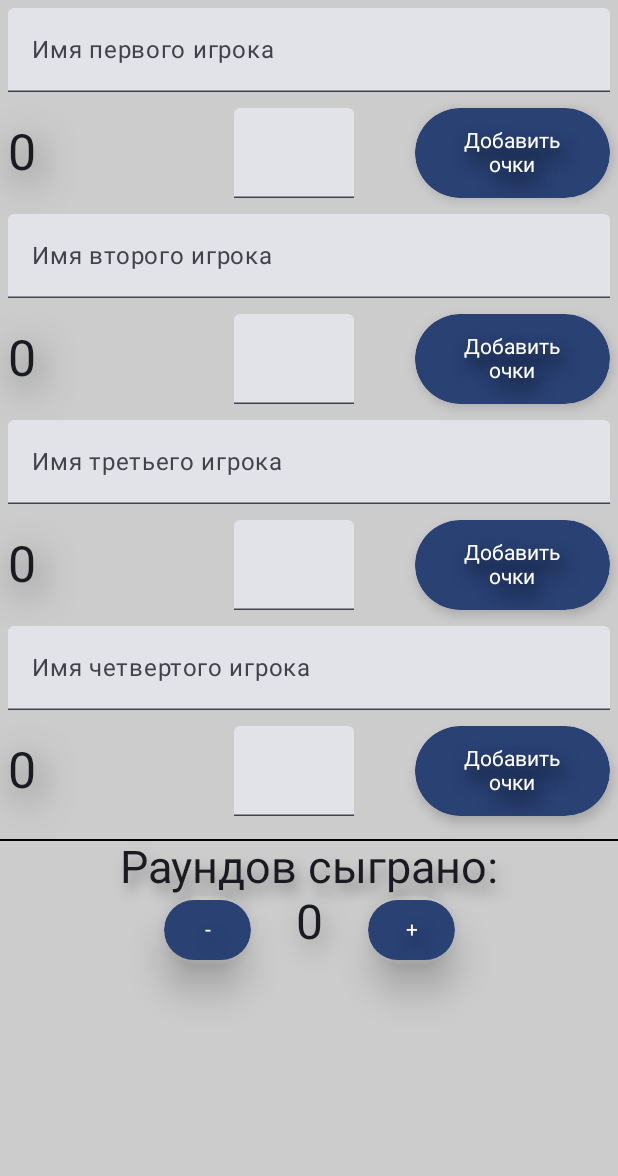
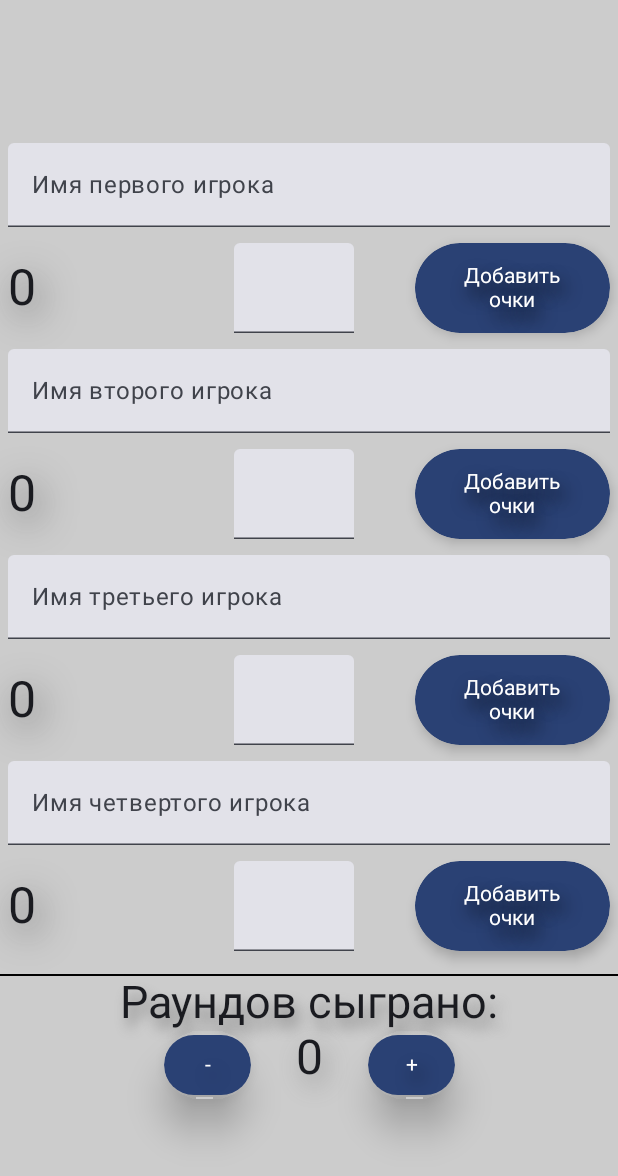
Before and after one commit to Sutemi67/Kotlin.JC_OKEY_app, an Android app built with Jetpack Compose: the screen it shows after launch (MainActivity), on a phone screen of 412 x 824 dp. Shown: the top 1176 px of the screen. Run offline under Robolectric (Android 15) with nearby library versions, the light colour scheme and no system bars.

Commit message:
new classes from main

```diff
--- a/app/src/main/java/com/example/okey/MainActivity.kt
+++ b/app/src/main/java/com/example/okey/MainActivity.kt
@@ -8,6 +8,7 @@ import androidx.compose.foundation.layout.Arrangement
 import androidx.compose.foundation.layout.Column
 import androidx.compose.foundation.layout.Row
 import androidx.compose.foundation.layout.Spacer
+import androidx.compose.foundation.layout.fillMaxHeight
 import androidx.compose.foundation.layout.fillMaxSize
 import androidx.compose.foundation.layout.fillMaxWidth
 import androidx.compose.foundation.layout.height
@@ -16,7 +17,6 @@ import androidx.compose.foundation.layout.width
 import androidx.compose.foundation.shape.CircleShape
 import androidx.compose.foundation.text.KeyboardOptions
 import androidx.compose.material3.Button
-import androidx.compose.material3.Divider
 import androidx.compose.material3.ExperimentalMaterial3Api
 import androidx.compose.material3.MaterialTheme
 import androidx.compose.material3.Surface
@@ -67,22 +67,29 @@ fun Okay() {
     var pl4Name by remember { mutableStateOf("") }
 
     var pl1 by remember { mutableStateOf("") }
-    val pl1Null = pl1.toIntOrNull()?:0
+    val pl1Null = pl1.toIntOrNull() ?: 0
     var sum1pl by remember { mutableIntStateOf(0) }
 
     var pl2 by remember { mutableStateOf("") }
-    val pl2Null = pl2.toIntOrNull()?:0
+    val pl2Null = pl2.toIntOrNull() ?: 0
     var sum2pl by remember { mutableIntStateOf(0) }
 
     var pl3 by remember { mutableStateOf("") }
-    val pl3Null = pl3.toIntOrNull()?:0
+    val pl3Null = pl3.toIntOrNull() ?: 0
     var sum3pl by remember { mutableIntStateOf(0) }
 
     var pl4 by remember { mutableStateOf("") }
-    val pl4Null = pl4.toIntOrNull()?:0
+    val pl4Null = pl4.toIntOrNull() ?: 0
     var sum4pl by remember { mutableIntStateOf(0) }
 
-    Column(Modifier.background(color = Color.LightGray)) {
+    Column(
+
+        modifier = Modifier
+            .background(color = Color.LightGray)
+            .fillMaxHeight(),
+        verticalArrangement = Arrangement.Center,
+        horizontalAlignment = Alignment.CenterHorizontally
+    ) {
         Column {
             TextField(
                 value = pl1Name,
@@ -125,7 +132,7 @@ fun Okay() {
                     onClick = {
                         sum1pl += pl1Null
                         pl1 = ""
- //                       round1++
+                        //                       round1++
                     },
                     Modifier
                         .width(130.dp)
@@ -263,7 +270,8 @@ fun Okay() {
                                 offset = Offset(5.0f, 10.0f),
                                 blurRadius = 15f
                             )
-                        ))
+                        )
+                    )
                 }
             }
         }
@@ -323,95 +331,13 @@ fun Okay() {
                                 offset = Offset(5.0f, 10.0f),
                                 blurRadius = 15f
                             )
-                        ))
+                        )
+                    )
                 }
             }
         }
         Spacer(modifier = Modifier.height(10.dp))
         Rounds()
-    }
-}
-
-@OptIn(ExperimentalMaterial3Api::class)
-@Composable
-fun InputField(
-    value: String,
-    onValueChange: (String)->Unit,
-    keyboardOptions: KeyboardOptions,
-){
-    TextField(
-        value = value,
-        onValueChange = onValueChange,
-        keyboardOptions = keyboardOptions,
-        singleLine = true,
-        modifier = Modifier
-            .height(60.dp)
-            .width(80.dp)
-    )
-}
-
-@Composable
-fun Rounds(){
-    var roundsCount by remember { mutableIntStateOf(0) }
-    Divider(color = Color.Black, thickness = 1.dp)
-    Column(
-            horizontalAlignment = Alignment.CenterHorizontally,
-            modifier = Modifier.fillMaxWidth()
-        ) {
-        Text(
-            text = "Раундов сыграно:",
-            fontSize = 30.sp,
-            style = TextStyle(
-                shadow = Shadow(
-                    color = Color.Gray,
-                    offset = Offset(5.0f, 10.0f),
-                    blurRadius = 10f
-                )
-            )
-        )
-        Row (horizontalArrangement = Arrangement.Center){
-            Button(
-                onClick = { roundsCount-- },
-                modifier = Modifier.shadow(15.dp, shape = CircleShape)
-            ) {
-                Text(
-                    text = "-",
-                    style = TextStyle(
-                        shadow = Shadow(
-                            color = Color.Black,
-                            offset = Offset(5.0f, 10.0f),
-                            blurRadius = 15f
-                        )
-                    ))
-            }
-            Text(
-                text = "$roundsCount",
-                fontSize = 32.sp,
-                style = TextStyle(
-                    shadow = Shadow(
-                        color = Color.Gray,
-                        offset = Offset(5.0f, 10.0f),
-                        blurRadius = 20f
-                    )
-                ),
-                modifier = Modifier
-                    .padding(30.dp,0.dp,30.dp,0.dp))
-            Button(
-                onClick = { roundsCount++ },
-                modifier = Modifier.shadow(15.dp, shape = CircleShape)
-            ){
-                Text(
-                    text = "+",
-                    style = TextStyle(
-                        shadow = Shadow(
-                            color = Color.Black,
-                            offset = Offset(5.0f, 10.0f),
-                            blurRadius = 15f
-                        )
-                    )
-                )
-            }
-        }
     }
 }
 
--- /dev/null
+++ b/app/src/main/java/com/example/okey/Rounds.kt
@@ -0,0 +1,99 @@
+package com.example.okey
+
+import androidx.compose.foundation.layout.Arrangement
+import androidx.compose.foundation.layout.Column
+import androidx.compose.foundation.layout.Row
+import androidx.compose.foundation.layout.fillMaxWidth
+import androidx.compose.foundation.layout.padding
+import androidx.compose.foundation.shape.CircleShape
+import androidx.compose.material3.Button
+import androidx.compose.material3.Divider
+import androidx.compose.material3.Text
+import androidx.compose.runtime.Composable
+import androidx.compose.runtime.getValue
+import androidx.compose.runtime.mutableIntStateOf
+import androidx.compose.runtime.remember
+import androidx.compose.runtime.setValue
+import androidx.compose.ui.Alignment
+import androidx.compose.ui.Modifier
+import androidx.compose.ui.draw.shadow
+import androidx.compose.ui.geometry.Offset
+import androidx.compose.ui.graphics.Color
+import androidx.compose.ui.graphics.Shadow
+import androidx.compose.ui.text.TextStyle
+import androidx.compose.ui.tooling.preview.Preview
+import androidx.compose.ui.unit.dp
+import androidx.compose.ui.unit.sp
+
+@Composable
+fun Rounds() {
+    var roundsCount by remember { mutableIntStateOf(0) }
+    Divider(color = Color.Black, thickness = 1.dp)
+    Column(
+        horizontalAlignment = Alignment.CenterHorizontally,
+        modifier = Modifier.fillMaxWidth()
+    ) {
+        Text(
+            text = "Раундов сыграно:",
+            fontSize = 30.sp,
+            style = TextStyle(
+                shadow = Shadow(
+                    color = Color.Gray,
+                    offset = Offset(5.0f, 10.0f),
+                    blurRadius = 10f
+                )
+            )
+        )
+        Row(horizontalArrangement = Arrangement.Center) {
+            Button(
+                onClick = { roundsCount-- },
+                modifier = Modifier.shadow(15.dp, shape = CircleShape)
+            ) {
+                Text(
+                    text = "-",
+                    style = TextStyle(
+                        shadow = Shadow(
+                            color = Color.Black,
+                            offset = Offset(5.0f, 10.0f),
+                            blurRadius = 15f
+                        )
+                    )
+                )
+            }
+            Text(
+                text = "$roundsCount",
+                fontSize = 32.sp,
+                style = TextStyle(
+                    shadow = Shadow(
+                        color = Color.Gray,
+                        offset = Offset(5.0f, 10.0f),
+                        blurRadius = 20f
+                    )
+                ),
+                modifier = Modifier
+                    .padding(30.dp, 0.dp, 30.dp, 0.dp)
+            )
+            Button(
+                onClick = { roundsCount++ },
+                modifier = Modifier.shadow(15.dp, shape = CircleShape)
+            ) {
+                Text(
+                    text = "+",
+                    style = TextStyle(
+                        shadow = Shadow(
+                            color = Color.Black,
+                            offset = Offset(5.0f, 10.0f),
+                            blurRadius = 15f
+                        )
+                    )
+                )
+            }
+        }
+    }
+}
+
+@Preview
+@Composable
+fun Sdfsdf(){
+    Rounds()
+}
--- a/gradle/libs.versions.toml
+++ b/gradle/libs.versions.toml
@@ -1,13 +1,13 @@
 [versions]
-agp = "8.7.3"
+agp = "8.8.0"
 kotlin = "2.1.0"
 coreKtx = "1.15.0"
 junit = "4.13.2"
 junitVersion = "1.2.1"
 espressoCore = "3.6.1"
 lifecycleRuntimeKtx = "2.8.7"
-activityCompose = "1.9.3"
-composeBom = "2024.12.01"
+activityCompose = "1.10.0"
+composeBom = "2025.01.01"
 
 [libraries]
 androidx-core-ktx = { group = "androidx.core", name = "core-ktx", version.ref = "coreKtx" }
```
Also changed, not shown: app/src/main/java/com/example/okey/InputField.kt (added, +48 -0 lines), gradle/wrapper/gradle-wrapper.properties.
